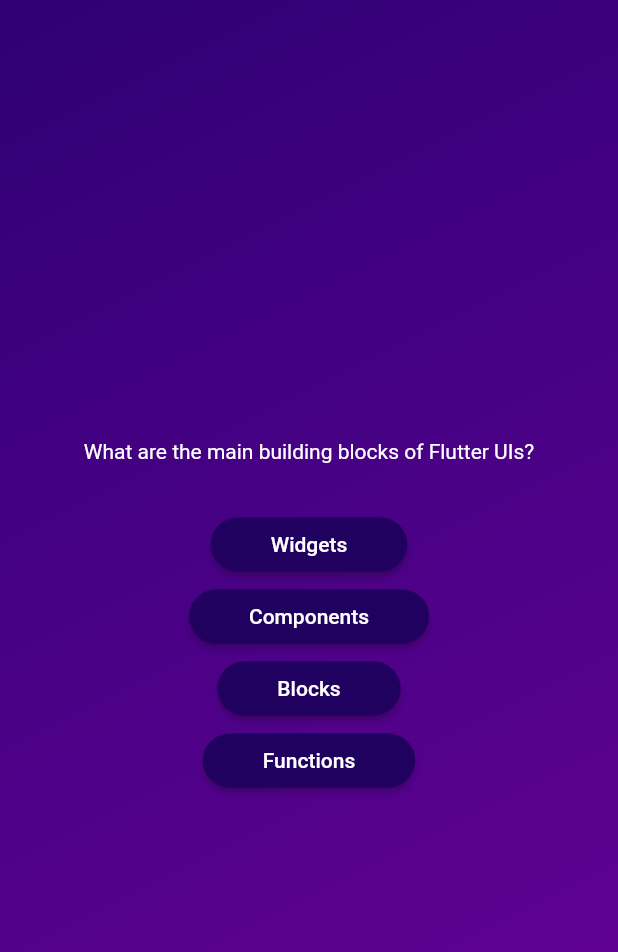
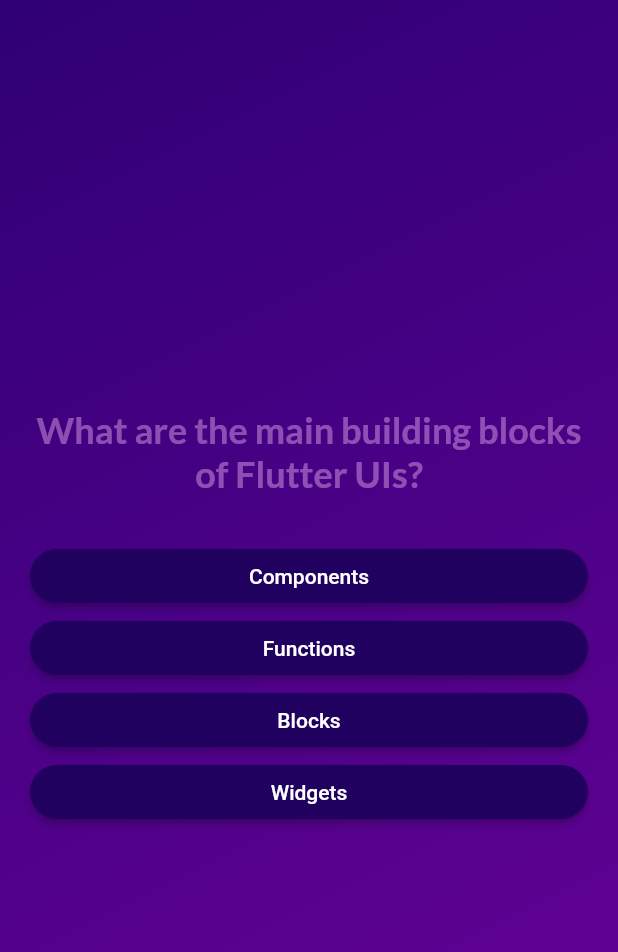
Before and after one commit to gbstorey/flutter-practice-quiz-app, a Flutter app: the screen it shows after launch, after a tap on "Start Quiz", on a phone screen of 412 x 824 dp. Shown: the top 952 px of the screen. Run offline on Flutter 3.47's test engine with Material 2 defaults, Android fonts, the light colour scheme and no system bars; our stand-ins replace google_fonts.

Commit message:
Quiz app with multiple screens; lifted states; maps, loops, passing data around

```diff
--- a/lib/answer_button.dart
+++ b/lib/answer_button.dart
@@ -9,13 +9,16 @@
   @override
   Widget build(context) {
     return ElevatedButton(
-        onPressed: () {},
+        onPressed: onTap,
         style: ElevatedButton.styleFrom(
             padding: const EdgeInsets.symmetric(horizontal: 40, vertical: 10),
             backgroundColor: const Color.fromARGB(255, 33, 1, 95),
             foregroundColor: Colors.white,
             shape: RoundedRectangleBorder(
                 borderRadius: BorderRadius.circular(40))),
-        child: Text(answerText));
+        child: Text(
+          answerText,
+          textAlign: TextAlign.center,
+        ));
   }
 }
--- a/lib/models/quiz_question.dart
+++ b/lib/models/quiz_question.dart
@@ -3,4 +3,10 @@
 
   final String text;
   final List<String> answers;
+
+  List<String> get shuffledAnswers {
+    final shuffledList = List.of(answers);
+    shuffledList.shuffle();
+    return shuffledList;
+  }
 }
--- a/lib/questions_screen.dart
+++ b/lib/questions_screen.dart
@@ -1,11 +1,12 @@
 import 'package:flutter/material.dart';
+import 'package:google_fonts/google_fonts.dart';
 import 'package:advanced_basics/answer_button.dart';
 import 'package:advanced_basics/data/questions.dart';
 
 class QuestionsScreen extends StatefulWidget {
-  const QuestionsScreen({super.key, required this.text});
+  const QuestionsScreen(this.onSelectAnswer, {super.key});
 
-  final String text;
+  final void Function(String answer) onSelectAnswer;
 
   @override
   State<QuestionsScreen> createState() {
@@ -14,24 +15,43 @@
 }
 
 class _QuestionsScreenState extends State<QuestionsScreen> {
+  var currentQuestionIndex = 0;
+  void answerQuestion(String selectedAnswer) {
+    widget.onSelectAnswer(selectedAnswer);
+    setState(() {
+      currentQuestionIndex++;
+    });
+  }
+
   @override
   Widget build(BuildContext context) {
-    final currentQuestion = questions[0];
+    final currentQuestion = questions[currentQuestionIndex];
 
     return SizedBox(
       width: double.infinity,
+      child: Container(
+        margin: const EdgeInsets.all(20),
         child: Column(
           mainAxisAlignment: MainAxisAlignment.center,
+          crossAxisAlignment: CrossAxisAlignment.stretch,
           children: [
             Text(
               currentQuestion.text,
-            style: const TextStyle(color: Colors.white),
+              style: GoogleFonts.lato(
+                color: const Color.fromARGB(100, 255, 200, 255),
+                fontSize: 24,
+                fontWeight: FontWeight.bold,
+              ),
+              textAlign: TextAlign.center,
             ),
             const SizedBox(height: 30),
-          ...currentQuestion.answers.map((answer) {
-            return AnswerButton(answer, () {});
+            ...currentQuestion.shuffledAnswers.map((answer) {
+              return AnswerButton(answer, () {
+                answerQuestion(answer);
+              });
             })
           ],
+        ),
       ),
     );
   }
--- a/lib/quiz.dart
+++ b/lib/quiz.dart
@@ -1,6 +1,8 @@
 import 'package:flutter/material.dart';
 import 'package:advanced_basics/start_screen.dart';
 import 'package:advanced_basics/questions_screen.dart';
+import 'package:advanced_basics/results_screen.dart';
+import 'package:advanced_basics/data/questions.dart';
 
 class QuizApp extends StatefulWidget {
   const QuizApp(
@@ -21,19 +23,40 @@
 
 class _QuizAppState extends State<QuizApp> {
   var currentScreen = 'start-screen';
+  List<String> _selectedAnswers = [];
 
-  void switchScreen() {
+  void startQuiz() {
     setState(() {
       currentScreen = 'questions-screen';
     });
   }
 
+  void resetQuiz() {
+    setState(() {
+      currentScreen = 'questions-screen';
+    });
+    _selectedAnswers = [];
+  }
+
+  void chooseAnswer(String answer) {
+    _selectedAnswers.add(answer);
+    if (_selectedAnswers.length == questions.length) {
+      setState(() {
+        currentScreen = 'results-screen';
+      });
+    }
+  }
+
   @override
   Widget build(BuildContext context) {
-    Widget screenWidget = StartScreen(switchScreen);
+    Widget screenWidget = StartScreen(startQuiz);
 
     if (currentScreen == 'questions-screen') {
-      screenWidget = const QuestionsScreen(text: 'Hi');
+      screenWidget = QuestionsScreen(chooseAnswer);
+    }
+
+    if (currentScreen == 'results-screen') {
+      screenWidget = ResultsScreen(_selectedAnswers, resetQuiz);
     }
 
     return MaterialApp(
--- a/lib/start_screen.dart
+++ b/lib/start_screen.dart
@@ -1,3 +1,4 @@
+import 'package:google_fonts/google_fonts.dart';
 import 'package:flutter/material.dart';
 
 // const == compile-time known variable. use 'final' for dynamic values.
@@ -28,10 +29,13 @@
 
       Container(
           padding: const EdgeInsets.only(top: 80, bottom: 40),
-          child: const Text(
+          child: Text(
             "Learn Flutter the fun way!",
-            style: TextStyle(
-                fontSize: 28, fontWeight: FontWeight.w500, color: Colors.white),
+            style: GoogleFonts.lato(
+              color: const Color.fromARGB(100, 255, 200, 255),
+              fontSize: 24,
+              fontWeight: FontWeight.bold,
+            ),
           )),
       OutlinedButton.icon(
           onPressed: () {
--- a/pubspec.yaml
+++ b/pubspec.yaml
@@ -35,6 +35,7 @@
   # The following adds the Cupertino Icons font to your application.
   # Use with the CupertinoIcons class for iOS style icons.
   cupertino_icons: ^1.0.2
+  google_fonts: ^5.1.0
 
 dev_dependencies:
   flutter_test:
```
Also changed, not shown: lib/questions_summary.dart (added, +64 -0 lines), lib/results_screen.dart (added, +66 -0 lines), lib/theme/colors.dart (added, +9 -0 lines), lib/typography/custom_text.dart (added, +25 -0 lines), lib/typography/font_config.dart (added, +7 -0 lines), pubspec.lock, 1 other file. Lines whose indentation alone changed are shown as unchanged.
